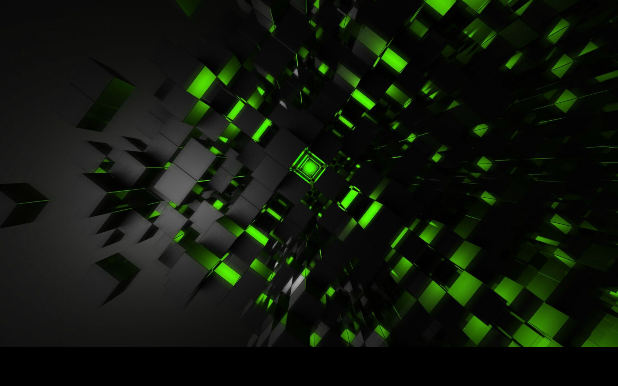
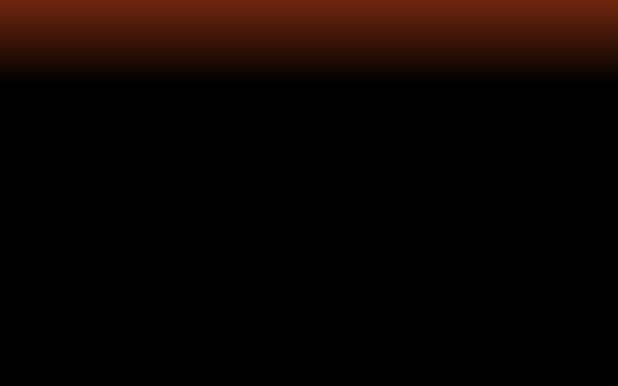
Before and after one commit to anish59/ShowCase, an Android app: the layout activity_main.xml on its own in the app's theme, with its tools: preview values and no code run, on a phone screen of 412 x 824 dp. Shown: the top 386 px of the screen. Run offline under Robolectric (Android 15) with nearby library versions, the phone set to English and light mode, and no system bars.

Commit message:
remaining photo information

```diff
--- a/app/src/main/res/layout/activity_album.xml
+++ b/app/src/main/res/layout/activity_album.xml
@@ -7,6 +7,7 @@
     <include
         android:id="@+id/tool_bar"
         layout="@layout/toolbar" />
+    <!---->
 
     <GridView
         android:id="@+id/grid_view"
--- a/app/src/main/res/layout/activity_main.xml
+++ b/app/src/main/res/layout/activity_main.xml
@@ -24,7 +24,8 @@
             android:layout_width="match_parent"
             android:layout_height="match_parent"
             android:layout_gravity="left"
-            android:background="@color/black_trans">
+            android:background="@drawable/toolbar_bg">
+            <!--android:background="@color/black_trans-->
 
             <ListView
                 android:id="@+id/sliding_listView"
--- a/app/src/main/res/layout/toolbar.xml
+++ b/app/src/main/res/layout/toolbar.xml
@@ -1,4 +1,4 @@
-<?xml version="1.0" encoding="utf-8"?><!--
+<?xml version="1.0" encoding="utf-8"?>
 <android.support.v7.widget.Toolbar xmlns:android="http://schemas.android.com/apk/res/android"
     xmlns:app="http://schemas.android.com/apk/res-auto"
     xmlns:tools="http://schemas.android.com/tools"
@@ -10,27 +10,6 @@
     app:popupTheme="@style/ThemeOverlay.AppCompat.Light"
     app:theme="@style/ThemeOverlay.AppCompat.Dark.ActionBar"
     tools:ignore="UnusedAttribute">
-    &lt;!&ndash;android:background="?attr/colorPrimary"&ndash;&gt;
-    &lt;!&ndash;android:background="#50FFFFFF"&ndash;&gt;
-</android.support.v7.widget.Toolbar>-->
-<RelativeLayout xmlns:android="http://schemas.android.com/apk/res/android"
-    android:layout_width="match_parent"
-    android:layout_height="wrap_content">
-
-    <ImageView
-        android:id="@+id/imageViewplaces"
-        android:layout_width="match_parent"
-        android:layout_height="wrap_content"
-        android:adjustViewBounds="true"
-        android:scaleType="centerCrop"
-        android:src="@drawable/toolbar_bg" />
-
-    <android.support.v7.widget.Toolbar xmlns:android="http://schemas.android.com/apk/res/android"
-        android:id="@+id/toolbar_actionbar"
-        android:layout_width="match_parent"
-        android:layout_height="wrap_content">
-
-    </android.support.v7.widget.Toolbar>
-
-
-</RelativeLayout>
+    <!--android:background="?attr/colorPrimary"-->
+    <!--android:background="#50FFFFFF"-->
+</android.support.v7.widget.Toolbar>
```
